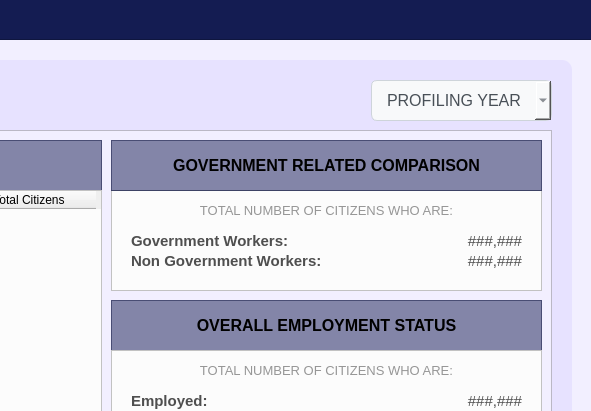
Before: the Qt Designer form Views/MainPages/StatisticPages/employment.ui in Yohhannn/Barangay-Records-Statistics-System, drawn with Qt 5; both pictures show x 759 to 1350 and y 0 to 411 of the 1350 by 850 pixel window.
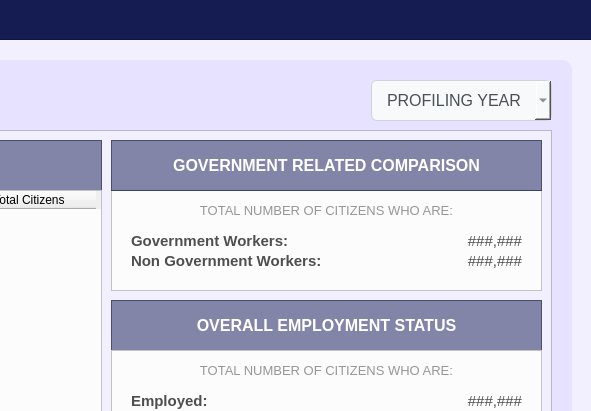
After: the same form once the commit is applied. Icons and pictures are not drawn.

Diff of the .ui file:
```diff
--- a/Views/MainPages/StatisticPages/employment.ui
+++ b/Views/MainPages/StatisticPages/employment.ui
@@ -588,7 +588,7 @@
        </font>
       </property>
       <property name="styleSheet">
-       <string notr="true">#statistics_labelNote {
+       <string notr="true">#statistics_labelNote_7 {
 	background-color: transparent;
 	color: #FFFFFF;
 }
@@ -640,7 +640,7 @@
        </font>
       </property>
       <property name="styleSheet">
-       <string notr="true">#statistics_labelNote {
+       <string notr="true">#statistics_labelNote_2 {
 	background-color: transparent;
 	color: #FFFFFF;
 }
```
Left out of the diff: 4 changed lines with no effect on the pictures.
